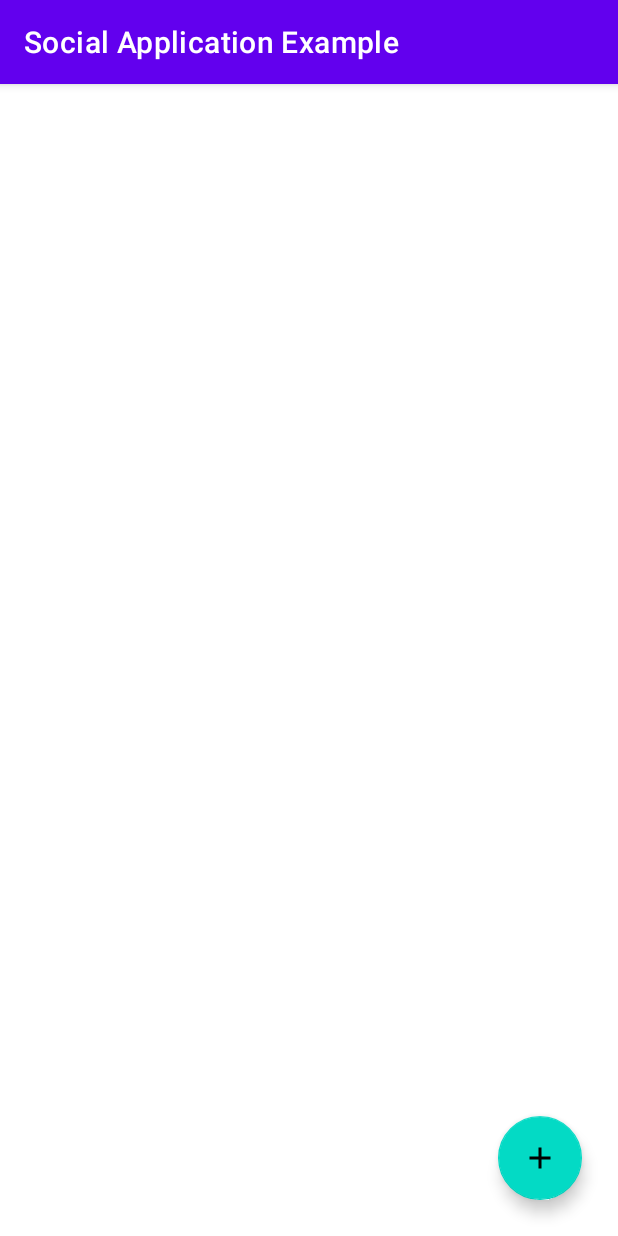
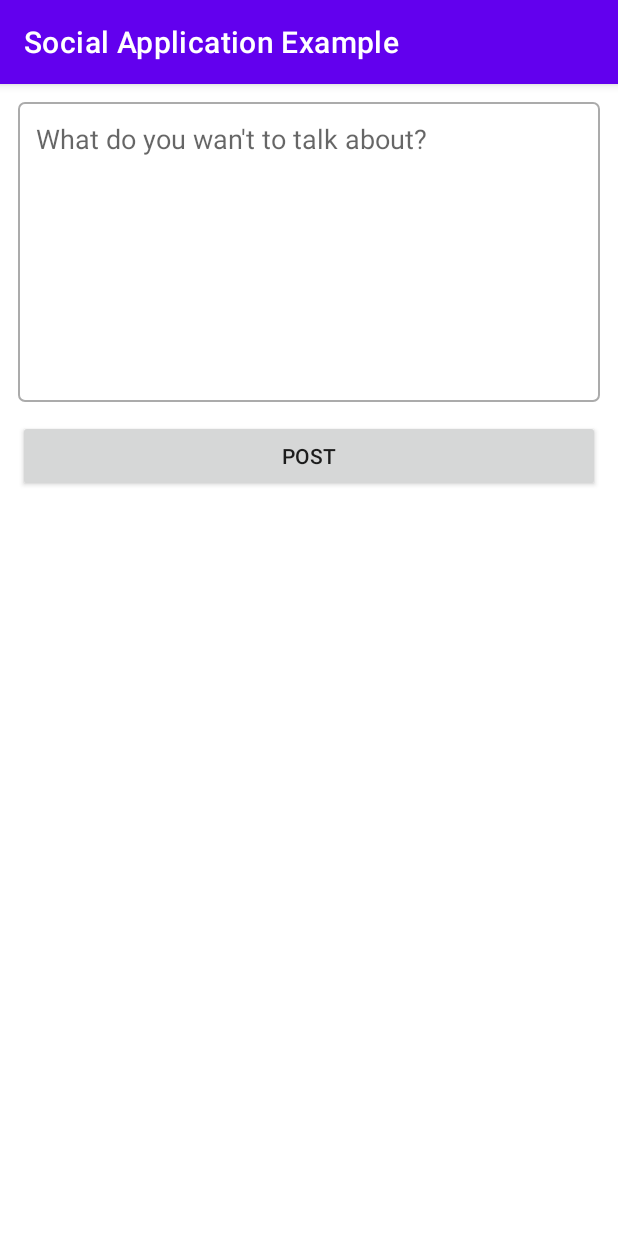
Before and after one commit to hassanshahid3549/Social-Media-Application-Example, an Android app: the screen it shows after launch once a user with an empty profile is signed in (MainActivity before the commit, CreatePostActivity after it), after a tap on an icon or button, on a phone screen of 412 x 824 dp. Run offline under Robolectric (Android 15) with nearby library versions, the phone set to English and light mode, and no system bars; our stand-ins replace Firebase (no records; nobody signed in at launch, a user with empty details on screens opened directly); 1 statement that could not run was skipped.

Commit message:
latest commit

```diff
--- a/app/build.gradle
+++ b/app/build.gradle
@@ -58,6 +58,8 @@ dependencies {
     implementation 'com.google.android.gms:play-services-auth:19.0.0'
 
     implementation 'com.github.bumptech.glide:glide:4.11.0'
+    implementation 'androidx.core:core-ktx:1.3.2'
+    implementation 'androidx.room:room-runtime:2.2.6'
     annotationProcessor 'com.github.bumptech.glide:compiler:4.11.0'
 
     // Testing
@@ -67,5 +69,6 @@ dependencies {
         exclude group: 'com.android.support', module: 'support-annotations'
     })
     androidTestImplementation "androidx.test.ext:junit:$rootProject.androidxJunitVersion"
+    annotationProcessor 'androidx.room:room-compiler:2.2.6'
 
 }
--- /dev/null
+++ b/app/src/main/java/com/example/socialapplicationexample/CreatePostActivity.kt
@@ -0,0 +1,34 @@
+package com.example.socialapplicationexample
+
+import androidx.appcompat.app.AppCompatActivity
+import android.os.Bundle
+import android.view.View
+import android.widget.EditText
+import androidx.appcompat.widget.AppCompatButton
+import com.example.socialapplicationexample.daos.PostDao
+
+class CreatePostActivity : AppCompatActivity() {
+    lateinit var postDao: PostDao
+    lateinit var edtPost:EditText
+    override fun onCreate(savedInstanceState: Bundle?) {
+        super.onCreate(savedInstanceState)
+        setContentView(R.layout.activity_create_post)
+        setIds()
+
+    }
+
+    private fun setIds(){
+        edtPost = findViewById<EditText>(R.id.postEdittext)
+    }
+
+    fun postOnclick(view: View) {
+        val input = edtPost.text.toString().trim()
+        if (input.isNotEmpty())
+        {
+            postDao = PostDao()
+            postDao.addPost(input)
+            finish()
+        }
+    }
+
+}
--- a/app/src/main/java/com/example/socialapplicationexample/MainActivity.kt
+++ b/app/src/main/java/com/example/socialapplicationexample/MainActivity.kt
@@ -1,17 +1,60 @@
 package com.example.socialapplicationexample
 
+import android.content.Intent
 import androidx.appcompat.app.AppCompatActivity
 import android.os.Bundle
+import androidx.recyclerview.widget.LinearLayoutManager
+import androidx.recyclerview.widget.RecyclerView
+import com.example.socialapplicationexample.adapters.IPostAdapter
+import com.example.socialapplicationexample.adapters.PostAdapter
+import com.example.socialapplicationexample.daos.PostDao
+import com.example.socialapplicationexample.models.Post
+import com.firebase.ui.firestore.FirestoreRecyclerOptions
 import com.google.android.material.floatingactionbutton.FloatingActionButton
+import com.google.firebase.firestore.Query
 
-class MainActivity : AppCompatActivity() {
+class MainActivity : AppCompatActivity(),IPostAdapter {
+    private lateinit var postDao: PostDao
+    private lateinit var adapter: PostAdapter
+
     private lateinit var fab:FloatingActionButton
+    private lateinit var recyclerView:RecyclerView
     override fun onCreate(savedInstanceState: Bundle?) {
         super.onCreate(savedInstanceState)
         setContentView(R.layout.activity_main)
         fab = findViewById(R.id.fab)
+        recyclerView  =  findViewById(R.id.recyclerView)
         fab.setOnClickListener({
+            val intent = Intent(this,CreatePostActivity::class.java)
+            startActivity(intent)
+        })
+        setUpRecyclerView()
+    }
 
-        })
+
+    private fun setUpRecyclerView() {
+        postDao = PostDao()
+        val postsCollections = postDao.postCollection
+        val query = postsCollections.orderBy("createdAt", Query.Direction.DESCENDING)
+        val recyclerViewOptions = FirestoreRecyclerOptions.Builder<Post>().setQuery(query, Post::class.java).build()
+
+        adapter = PostAdapter(recyclerViewOptions, this)
+
+        recyclerView.adapter = adapter
+        recyclerView.layoutManager = LinearLayoutManager(this)
+    }
+
+    override fun onStart() {
+        super.onStart()
+        adapter.startListening()
+    }
+
+    override fun onStop() {
+        super.onStop()
+        adapter.stopListening()
+    }
+
+    override fun onLikeClicked(postId: String) {
+        postDao.updateLikes(postId)
     }
 }
--- a/app/src/main/java/com/example/socialapplicationexample/daos/UserDao.kt
+++ b/app/src/main/java/com/example/socialapplicationexample/daos/UserDao.kt
@@ -1,6 +1,8 @@
 package com.example.socialapplicationexample.daos
 
 import com.example.socialapplicationexample.models.User
+import com.google.android.gms.tasks.Task
+import com.google.firebase.firestore.DocumentSnapshot
 import com.google.firebase.firestore.FirebaseFirestore
 import com.google.firebase.ktx.Firebase
 import kotlinx.coroutines.Dispatchers
@@ -24,4 +26,8 @@ class UserDao {
         }
     }
 
+    fun getUserByID(uId:String): Task<DocumentSnapshot>
+    {
+        return usersCollection.document(uId).get() // return task..
+    }
 }
--- a/app/src/main/java/com/example/socialapplicationexample/models/User.kt
+++ b/app/src/main/java/com/example/socialapplicationexample/models/User.kt
@@ -1,7 +1,7 @@
 package com.example.socialapplicationexample.models
 
 data class User
-    (val uId: String,
-    val displayName: String,
-    val imageUrl: String
+    (val uId: String ="",
+    val displayName: String? = "",
+    val imageUrl: String = ""
 )
--- /dev/null
+++ b/app/src/main/res/drawable/edittext_round_shape.xml
@@ -0,0 +1,10 @@
+<?xml version="1.0" encoding="utf-8"?>
+<shape xmlns:android="http://schemas.android.com/apk/res/android"
+    android:shape="rectangle"
+    android:padding = "10dp"
+    >
+<stroke android:width="1dp"
+    android:color = "#ababab"/>
+    <corners android:radius="4dp"/>
+
+</shape>
--- /dev/null
+++ b/app/src/main/res/drawable/ic_liked.xml
@@ -0,0 +1,6 @@
+<?xml version="1.0" encoding="utf-8"?>
+<vector android:height="24dp" android:tint="#FF0C15"
+    android:viewportHeight="24" android:viewportWidth="24"
+    android:width="24dp" xmlns:android="http://schemas.android.com/apk/res/android">
+    <path android:fillColor="@android:color/white" android:pathData="M12,21.35l-1.45,-1.32C5.4,15.36 2,12.28 2,8.5 2,5.42 4.42,3 7.5,3c1.74,0 3.41,0.81 4.5,2.09C13.09,3.81 14.76,3 16.5,3 19.58,3 22,5.42 22,8.5c0,3.78 -3.4,6.86 -8.55,11.54L12,21.35z"/>
+</vector>
--- /dev/null
+++ b/app/src/main/res/drawable/ic_unliked.xml
@@ -0,0 +1,6 @@
+<?xml version="1.0" encoding="utf-8"?>
+<vector android:height="24dp" android:tint="#868686"
+    android:viewportHeight="24" android:viewportWidth="24"
+    android:width="24dp" xmlns:android="http://schemas.android.com/apk/res/android">
+    <path android:fillColor="@android:color/white" android:pathData="M16.5,3c-1.74,0 -3.41,0.81 -4.5,2.09C10.91,3.81 9.24,3 7.5,3 4.42,3 2,5.42 2,8.5c0,3.78 3.4,6.86 8.55,11.54L12,21.35l1.45,-1.32C18.6,15.36 22,12.28 22,8.5 22,5.42 19.58,3 16.5,3zM12.1,18.55l-0.1,0.1 -0.1,-0.1C7.14,14.24 4,11.39 4,8.5 4,6.5 5.5,5 7.5,5c1.54,0 3.04,0.99 3.57,2.36h1.87C13.46,5.99 14.96,5 16.5,5c2,0 3.5,1.5 3.5,3.5 0,2.89 -3.14,5.74 -7.9,10.05z"/>
+</vector>
--- /dev/null
+++ b/app/src/main/res/layout/activity_create_post.xml
@@ -0,0 +1,34 @@
+<?xml version="1.0" encoding="utf-8"?>
+<androidx.constraintlayout.widget.ConstraintLayout xmlns:android="http://schemas.android.com/apk/res/android"
+    xmlns:app="http://schemas.android.com/apk/res-auto"
+    xmlns:tools="http://schemas.android.com/tools"
+    android:layout_width="match_parent"
+    android:layout_height="match_parent"
+    tools:context=".CreatePostActivity">
+
+    <com.google.android.material.textfield.TextInputEditText
+        android:id="@+id/postEdittext"
+        android:layout_width="0dp"
+        android:layout_height="200dp"
+        android:layout_margin="12dp"
+        android:gravity="top"
+        android:background="@drawable/edittext_round_shape"
+        android:hint="@string/hintTalkAbout"
+        android:padding="12dp"
+        tools:text="I am gettig tired need to do some rest."
+        app:layout_constraintEnd_toEndOf="parent"
+        app:layout_constraintStart_toStartOf="parent"
+        app:layout_constraintTop_toTopOf="parent" />
+
+
+    <androidx.appcompat.widget.AppCompatButton
+        android:id="@+id/postButton"
+        android:layout_width="0dp"
+        android:text="POST"
+        android:onClick="postOnclick"
+        android:layout_height="wrap_content"
+        android:layout_margin="12dp"
+        app:layout_constraintEnd_toEndOf="parent"
+        app:layout_constraintStart_toStartOf="parent"
+        app:layout_constraintTop_toBottomOf="@+id/postEdittext" />
+</androidx.constraintlayout.widget.ConstraintLayout>
--- a/app/src/main/res/values/strings.xml
+++ b/app/src/main/res/values/strings.xml
@@ -1,3 +1,4 @@
 <resources>
     <string name="app_name">Social Application Example</string>
+    <string name="hintTalkAbout">What do you wan\'t to talk about?</string>
 </resources>
```
Also changed, not shown: app/src/main/AndroidManifest.xml (+2 -5 lines), app/src/main/java/com/example/socialapplicationexample/Utils.kt (added, +36 -0 lines), app/src/main/java/com/example/socialapplicationexample/adapters/PostAdapter.kt (added, +61 -0 lines), app/src/main/java/com/example/socialapplicationexample/daos/PostDao.kt (added, +50 -0 lines), app/src/main/java/com/example/socialapplicationexample/models/Post.kt (added, +9 -0 lines), app/src/main/res/layout/activity_main.xml (+10 -0 lines), app/src/main/res/layout/item_post.xml (added, +72 -0 lines), 1 other file.
